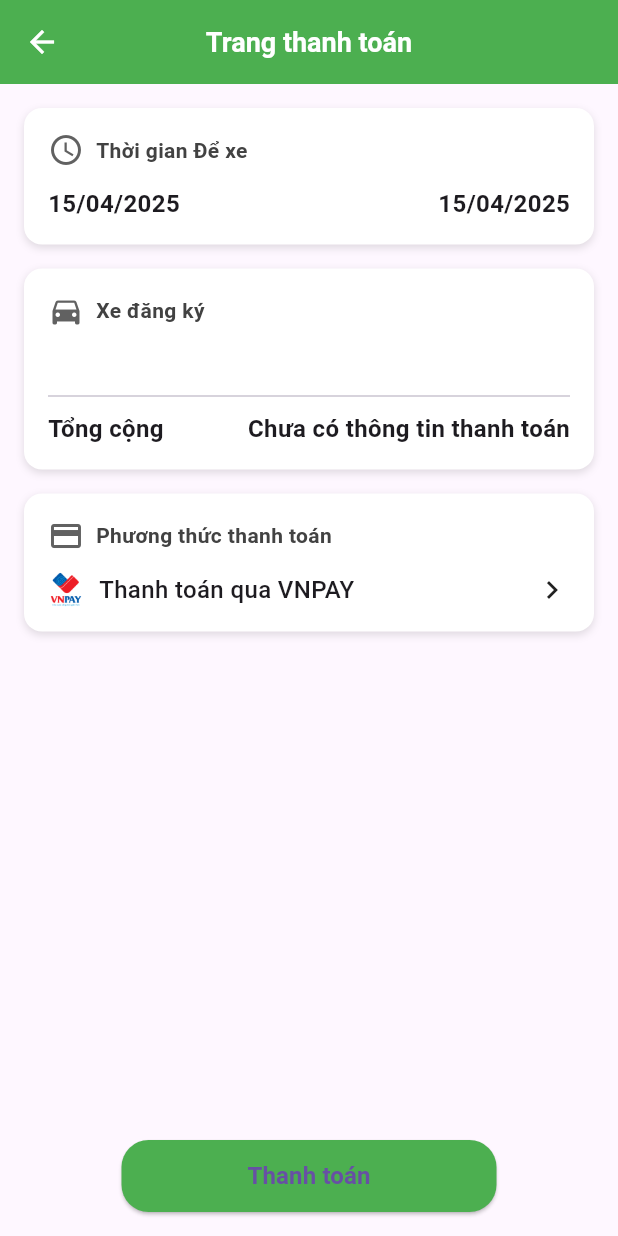
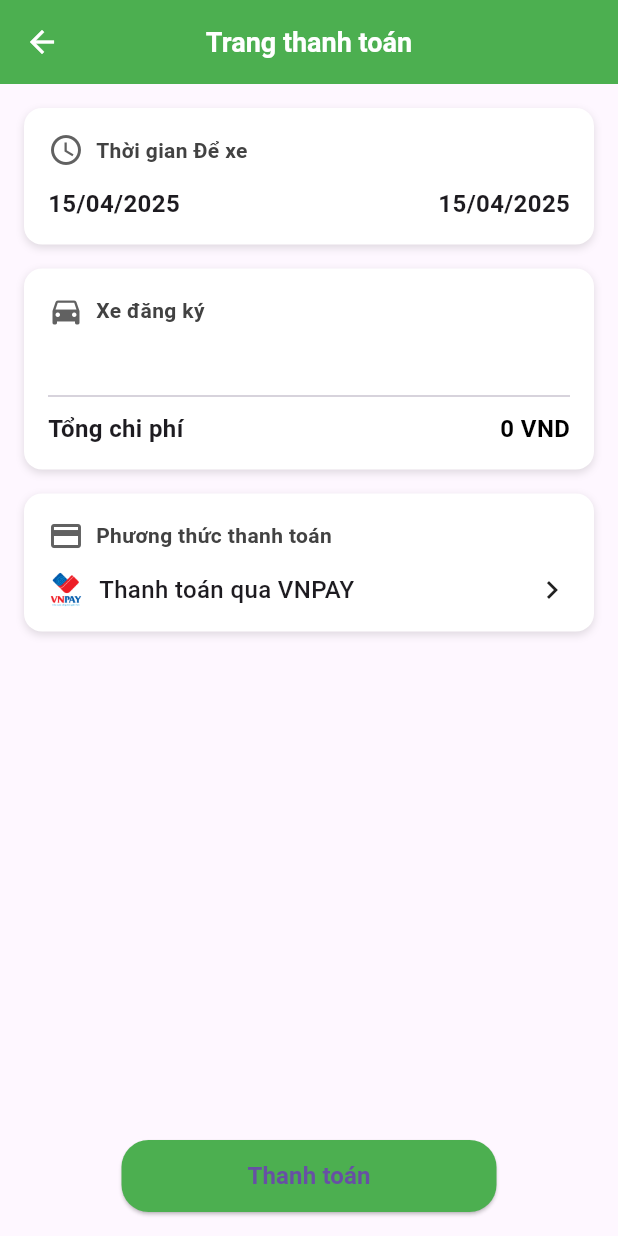
Before and after one commit to haihung01/Mobile-SCPM, a Flutter app: the PaymentScreen screen opened directly with empty values, on a phone screen of 412 x 824 dp. Run offline on Flutter 3.47's test engine with Material 3 defaults, Android fonts, the phone set to English and light mode, and no system bars; our stand-ins replace cached_network_image, dio, emoji_picker_flutter, geolocator, image_picker, persistent_bottom_nav_bar and 1 more; missing offline and left inert: flutter_inappwebview, vietmap_flutter_gl; accounts and stored records are empty; network calls fail.

Commit message:
edit format total price

```diff
--- a/lib/models/Contract.dart
+++ b/lib/models/Contract.dart
@@ -9,6 +9,8 @@ class Contract {
   final String parkingSpaceName;
   final String parkingLotName;
   final String parkingLotAddress;
+  final double totalAmount;
+  final double totalAllPayments;
   final double lat;
   final double long;
   final String note;
@@ -24,6 +26,8 @@ class Contract {
     required this.status,
     required this.parkingSpaceId,
     required this.parkingSpaceName,
+    required this.totalAmount,
+    required this.totalAllPayments,
     required this.parkingLotName,
     required this.parkingLotAddress,
     required this.lat,
@@ -45,6 +49,8 @@ class Contract {
       parkingSpaceName: json['parkingSpaceName'] ?? '',
       parkingLotName: json['parkingLotName'] ?? '',
       parkingLotAddress: json['parkingLotAddress'] ?? '',
+      totalAmount: (json['totalAmount'] as num?)?.toDouble() ?? 0.0,
+      totalAllPayments: (json['totalAllPayments'] as num?)?.toDouble() ?? 0.0,
       lat: (json['lat'] as num?)?.toDouble() ?? 0.0,
       long: (json['long'] as num?)?.toDouble() ?? 0.0,
       note: json['note'] ?? '',
@@ -93,6 +99,8 @@ class Contract {
       'parkingSpaceName': parkingSpaceName,
       'parkingLotName': parkingLotName,
       'parkingLotAddress': parkingLotAddress,
+      'totalAmount': totalAmount,
+      'totalAllPayments': totalAllPayments,
       'lat': lat,
       'long': long,
       'note': note,
--- a/lib/service/data_service.dart
+++ b/lib/service/data_service.dart
@@ -193,7 +193,7 @@ class DataService {
 
       final response = await _dio.get(
         '${BaseConstants.BASE_URL}/Contract/GetContractsOfCustomer',
-        queryParameters: {'customerId': customerId}, // Sửa lỗi hardcode 1
+        queryParameters: {'customerId': customerId},
         options: Options(headers: {'Accept': 'application/json'}),
       );
 
--- a/lib/ui/CustomerUI/contract/ContractScreen.dart
+++ b/lib/ui/CustomerUI/contract/ContractScreen.dart
@@ -259,6 +259,7 @@ class _ContractScreenState extends State<ContractScreen> {
             ),
             ElevatedButton(
               onPressed: () {
+                print("Data contract: ${contract.toJson()}");
                 if (buttonLabel.toLowerCase() == "thanh toán") {
                   Navigator.push(
                     context,
--- a/lib/ui/CustomerUI/payment/PaymentScreen.dart
+++ b/lib/ui/CustomerUI/payment/PaymentScreen.dart
@@ -2,6 +2,7 @@ import 'package:fe_capstone/models/Contract.dart';
 import 'package:fe_capstone/service/data_service.dart';
 import 'package:fe_capstone/ui/screens/PaymentWebViewScreen.dart';
 import 'package:flutter/material.dart';
+import 'package:intl/intl.dart';
 
 class PaymentScreen extends StatefulWidget {
   final Contract contract;
@@ -12,6 +13,12 @@ class PaymentScreen extends StatefulWidget {
 }
 
 class _PaymentScreenState extends State<PaymentScreen> {
+
+  String formatCurrency(double amount) {
+    final format = NumberFormat("#,##0", "vi_VN");
+    return format.format(amount);
+  }
+
   @override
   Widget build(BuildContext context) {
     return Scaffold(
@@ -69,16 +76,24 @@ class _PaymentScreenState extends State<PaymentScreen> {
                   Row(
                     mainAxisAlignment: MainAxisAlignment.spaceBetween,
                     children: [
-                      const Text("Tổng cộng",
+                      Text("Tổng chi phí",
                           style: TextStyle(
                               fontWeight: FontWeight.bold, fontSize: 16)),
                       Text(
-                        totalCost,
-                        style: const TextStyle(
-                            fontWeight: FontWeight.bold, fontSize: 16),
+                        widget.contract.status == "Active"
+                            ? (widget.contract.totalAllPayments != null
+                            ? '${formatCurrency(widget.contract.totalAllPayments)} VND'
+                            : 'Chưa có thông tin thanh toán')
+                            : (widget.contract.totalAmount != null
+                            ? '${formatCurrency(widget.contract.totalAmount)} VND'
+                            : 'Chưa có thông tin thanh toán'),
+                        style: TextStyle(
+                            fontWeight: FontWeight.bold,
+                            fontSize: 16,
+                            color: Colors.black),
                       ),
                     ],
-                  ),
+                  )
                 ],
               ),
             ),
@@ -147,13 +162,6 @@ class _PaymentScreenState extends State<PaymentScreen> {
     return "${date.day.toString().padLeft(2, '0')}/${date.month.toString().padLeft(2, '0')}/${date.year}";
   }
 
-  String get totalCost {
-    // if (widget.contract.paymentContract != null) {
-    //   return '${widget.contract.paymentContract!.paymentAmount.toStringAsFixed(0)}đ';
-    // }
-    return 'Chưa có thông tin thanh toán';
-  }
-
   Widget _buildInfoCard({
     required IconData icon,
     required String title,
```
Also changed, not shown: lib/ui/CustomerUI/contract/ContractDetailScreen.dart (+18 -7 lines).
